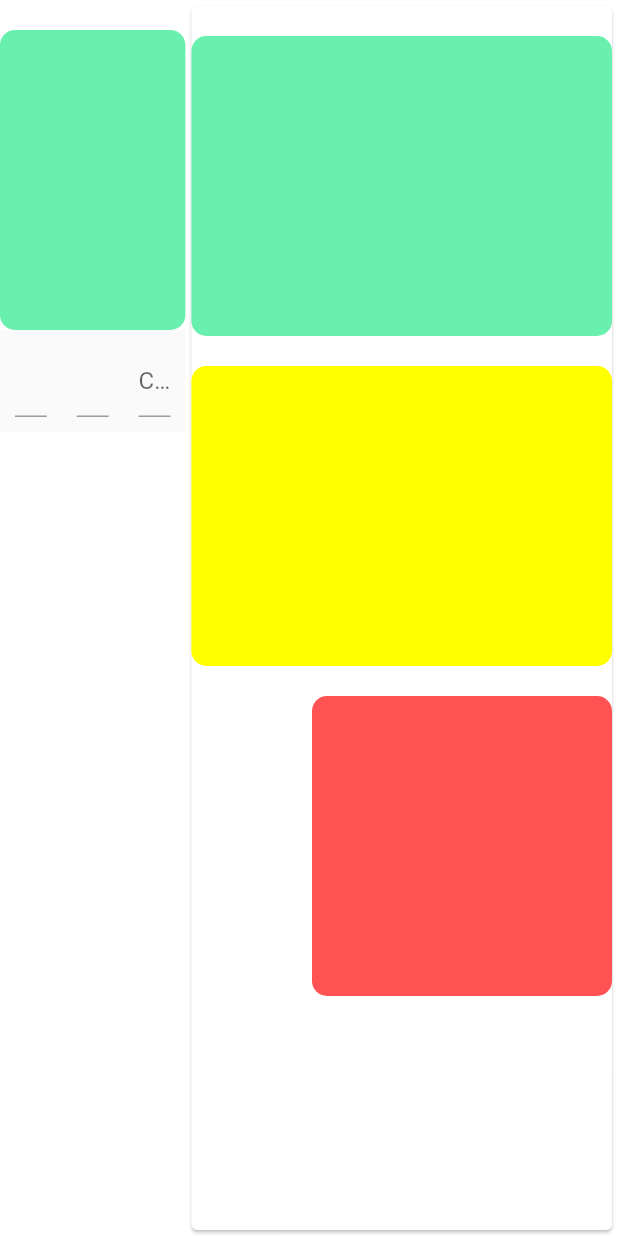
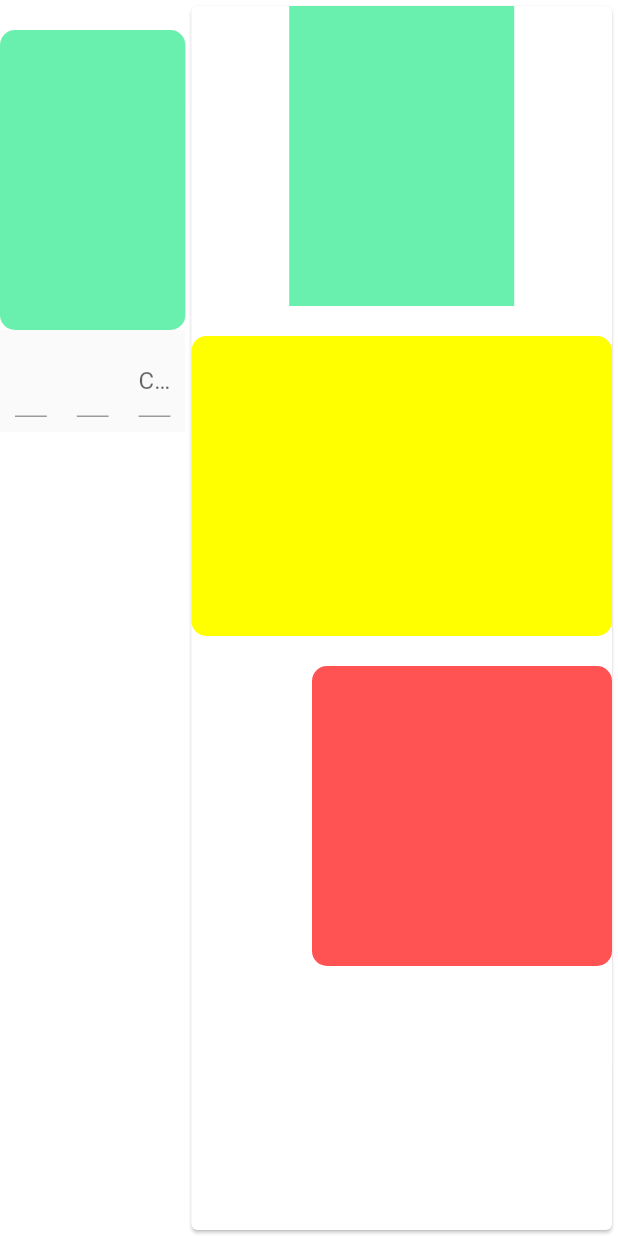
Before and after one commit to mi6ock/firepresso_flutter, a Flutter app: the screen it shows after launch, in the side drawer, after a tap on "記事追加", on a phone screen of 412 x 824 dp. Run offline on Flutter 3.47's test engine with Material 2 defaults, Android fonts, the phone set to English and light mode, and no system bars.

Commit message:
fix drag2

```diff
--- a/lib/screen/article_screen.dart
+++ b/lib/screen/article_screen.dart
@@ -33,16 +33,23 @@ class _ArticleScreenState extends State<ArticleScreen> {
                 child: Column(
                   children: <Widget>[
                     Center(
+                      child:
+            Draggable(
             child: Container(
-                        margin: EdgeInsets.only(top: 20),
-                        width: 1000, //幅
+            width: 150, //幅
             height: 200, //高さ
-                        decoration: BoxDecoration(
               color: Colors.greenAccent, //色
-                          borderRadius: BorderRadius.all(
-                            Radius.circular(10),
+              child: Center(child: Text("", style: Theme.of(context).textTheme.headline,),),
             ),
+            feedback: Container(
+              child: Center(
+                child: Text("", style: Theme.of(context).textTheme.headline,),),
+              color: Colors.greenAccent, //色
+            width: 150, //幅
+            height: 200, //高さ
             ),
+            onDraggableCanceled: (Velocity velocity, Offset offset){
+            },
           ),
                     ),
                     Center(
```
Lines whose indentation alone changed are shown as unchanged.
